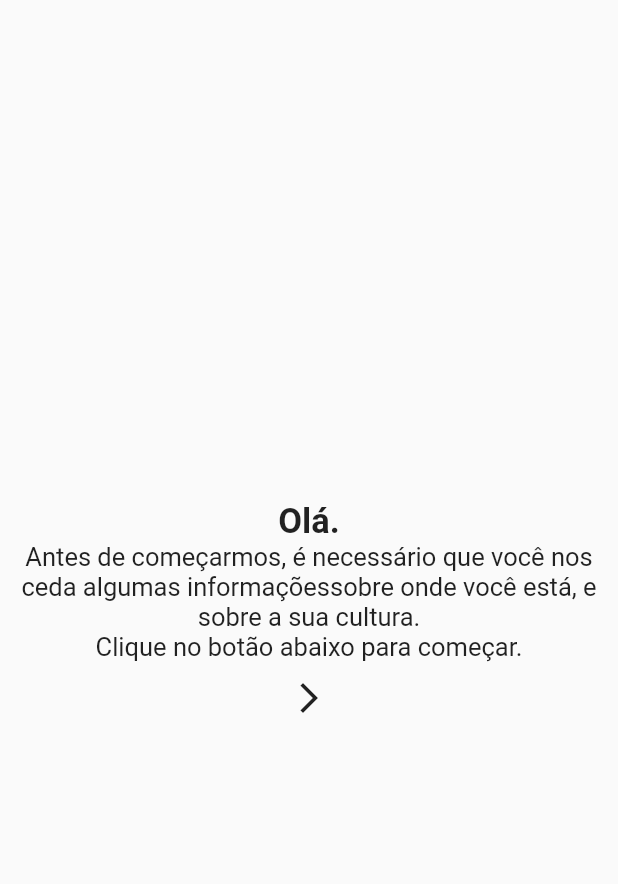
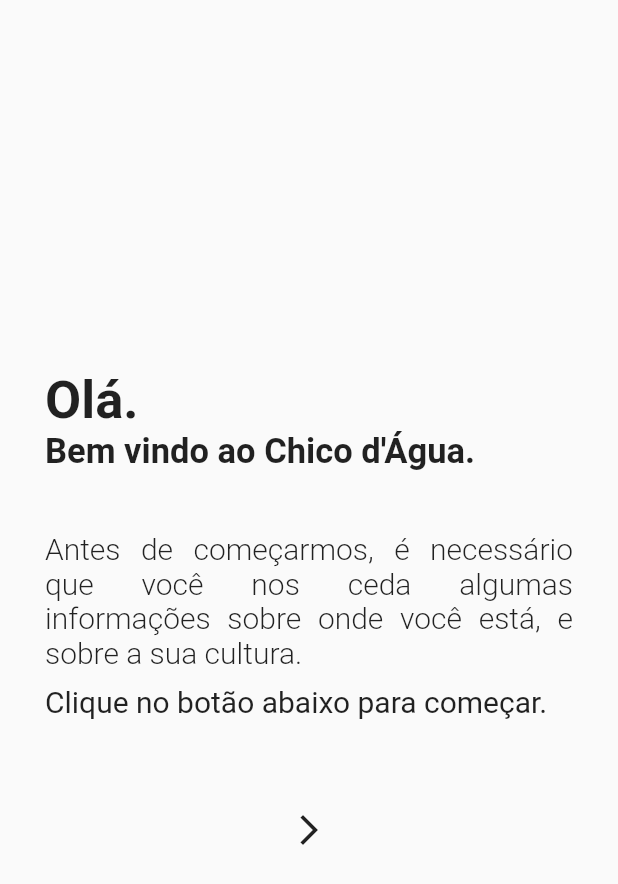
Before and after one commit to r41l1m4/chico_dagua, a Flutter app: the FirstUsePage screen opened directly, on a phone screen of 412 x 824 dp. Shown: the top 884 px of the screen. Run offline on Flutter 3.47's test engine with Material 2 defaults, Android fonts, the phone set to English and light mode, and no system bars; our stand-ins replace location.

Commit message:
add design first use page and some changes in page route

```diff
--- a/lib/ui/home_page.dart
+++ b/lib/ui/home_page.dart
@@ -1,7 +1,7 @@
 import 'package:chico_dagua/aux/data_stuff.dart';
 import 'package:chico_dagua/model/session_model.dart';
-import 'package:chico_dagua/ui/initial_flow/city_query.dart';
 import 'package:chico_dagua/ui/history_page.dart';
+import 'package:chico_dagua/ui/initial_flow/loc_perm_page.dart';
 import 'package:chico_dagua/ui/work_page.dart';
 import 'package:flutter/material.dart';
 import 'package:intl/intl.dart';
@@ -96,7 +96,7 @@
                   ),
                 ],
               ),
-              _contextMenuTiles("Mudar dados", context, CityQuery()),
+              _contextMenuTiles("Mudar dados", context, LocPermPage()),
               _contextMenuTiles("Histórico", context, HistoryPage()),
               Divider(
                 color: Colors.white70,
--- a/lib/ui/initial_flow/first_use_page.dart
+++ b/lib/ui/initial_flow/first_use_page.dart
@@ -1,3 +1,4 @@
+import 'package:chico_dagua/ui/initial_flow/loc_perm_page.dart';
 import 'package:flutter/material.dart';
 
 class FirstUsePage extends StatelessWidget {
@@ -9,34 +10,66 @@
           child: Column(
             children: <Widget>[
               Container(
-                alignment: Alignment.center,
-                //padding: EdgeInsets.only(top: 15.0, bottom: 5.0),
+                alignment: Alignment.topLeft,
+                padding: EdgeInsets.symmetric(horizontal: 30.0),
                 child: Text(
                   "Olá.",
                   style: TextStyle(
-                    fontSize: 23.0,
-                    fontWeight: FontWeight.bold,
+                    fontSize: 35.0,
+                    fontWeight: FontWeight.w600,
                   ),
-                  textAlign: TextAlign.center,
                 ),
               ),
               Container(
-                alignment: Alignment.center,
-                //padding: EdgeInsets.only(bottom: 15.0),
+                alignment: Alignment.topLeft,
+                padding: EdgeInsets.symmetric(horizontal: 30.0),
                 child: Text(
-                  "Antes de começarmos, é necessário que você nos ceda algumas informações"
-                      "sobre onde você está, e sobre a sua cultura. \n"
+                  "Bem vindo ao Chico d'Água.",
+                  style: TextStyle(
+                    fontSize: 23.0,
+                    fontWeight: FontWeight.w600,
+                  ),
+                ),
+              ),
+              SizedBox(
+                height: 40.0,
+              ),
+              Container(
+                //alignment: Alignment.center,
+                padding: EdgeInsets.symmetric(horizontal: 30.0),
+                child: Text(
+                  "Antes de começarmos, é necessário que você nos ceda algumas informações "
+                      "sobre onde você está, e sobre a sua cultura.",
+                  style: TextStyle(
+                    fontSize: 20.0,
+                    fontWeight: FontWeight.w300,
+                  ),
+                  textAlign: TextAlign.justify,
+                ),
+              ),
+              Container(
+                alignment: Alignment.centerLeft,
+                padding: EdgeInsets.symmetric(vertical: 10.0, horizontal: 30.0),
+                child: Text(
                       "Clique no botão abaixo para começar.",
                   style: TextStyle(
-                    fontSize: 17.0,
+                    fontSize: 20.0,
+                    fontWeight: FontWeight.w400,
                   ),
-                  textAlign: TextAlign.center,
+                  textAlign: TextAlign.left,
                 ),
+              ),
+              SizedBox(
+                height: 40.0,
               ),
               IconButton(
                 highlightColor: Colors.lightBlueAccent[400],
                 icon: Icon(Icons.arrow_forward_ios),
-                onPressed: () {},
+                onPressed: () {
+                  Navigator.of(context).push(
+                    MaterialPageRoute(builder: (context) => LocPermPage())
+                  );
+                },
               )
             ],
           ),
```
Also changed, not shown: lib/main.dart (+4 -4 lines), lib/ui/initial_flow/loc_perm_page.dart (added, +143 -0 lines).
